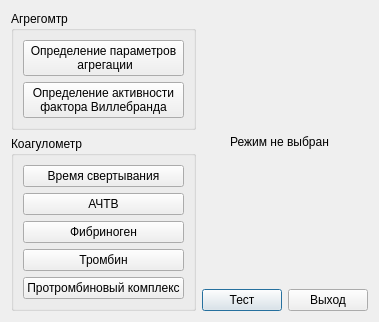
Old version of the form choisedialog/choisedialog.ui in the repository krang4d/Agrekola.
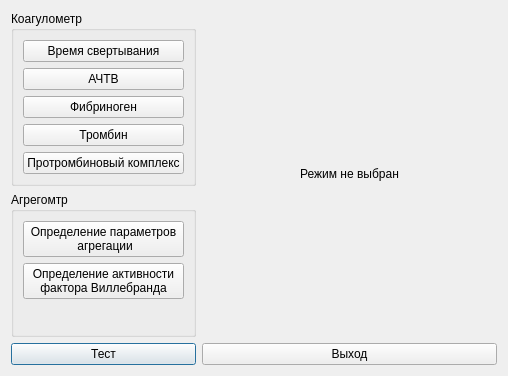
New version of the form. The open tabs and pages were chosen to show the change. Custom widgets are drawn as their Qt base class.

Commit message: add to choisedialog a calibration data

Diff of the .ui file:
```diff
--- a/choisedialog/choisedialog.ui
+++ b/choisedialog/choisedialog.ui
@@ -6,46 +6,32 @@
    <rect>
     <x>0</x>
     <y>0</y>
-    <width>345</width>
-    <height>303</height>
+    <width>508</width>
+    <height>376</height>
    </rect>
   </property>
   <property name="windowTitle">
    <string>Выбор режима</string>
   </property>
   <layout class="QGridLayout" name="gridLayout">
-   <item row="2" column="1">
-    <widget class="QPushButton" name="testButton">
-     <property name="text">
-      <string>Тест</string>
-     </property>
-     <property name="shortcut">
-      <string>Space</string>
-     </property>
-    </widget>
-   </item>
-   <item row="0" column="1" rowspan="2" colspan="2">
+   <item row="0" column="1" rowspan="2">
     <widget class="QStackedWidget" name="stackedWidget">
      <property name="currentIndex">
       <number>0</number>
      </property>
      <widget class="QWidget" name="page">
-      <widget class="QLabel" name="label">
-       <property name="geometry">
-        <rect>
-         <x>7</x>
-         <y>10</y>
-         <width>141</width>
-         <height>241</height>
-        </rect>
-       </property>
-       <property name="text">
-        <string>Режим не выбран</string>
-       </property>
-       <property name="alignment">
-        <set>Qt::AlignCenter</set>
-       </property>
-      </widget>
+      <layout class="QVBoxLayout" name="verticalLayout_3">
+       <item>
+        <widget class="QLabel" name="label">
+         <property name="text">
+          <string>Режим не выбран</string>
+         </property>
+         <property name="alignment">
+          <set>Qt::AlignCenter</set>
+         </property>
+        </widget>
+       </item>
+      </layout>
      </widget>
      <widget class="Agr1" name="page_2">
       <property name="enabled">
@@ -80,7 +66,17 @@
      <widget class="Ko5" name="page_8"/>
     </widget>
    </item>
-   <item row="2" column="2">
+   <item row="2" column="0">
+    <widget class="QPushButton" name="testButton">
+     <property name="text">
+      <string>Тест</string>
+     </property>
+     <property name="shortcut">
+      <string>Space</string>
+     </property>
+    </widget>
+   </item>
+   <item row="2" column="1">
     <widget class="QPushButton" name="exitButton">
      <property name="text">
       <string>Выход</string>
@@ -90,7 +86,63 @@
      </property>
     </widget>
    </item>
-   <item row="1" column="0" rowspan="2">
+   <item row="1" column="0">
+    <widget class="QGroupBox" name="groupAgregometr">
+     <property name="title">
+      <string>Агрегомтр</string>
+     </property>
+     <layout class="QVBoxLayout" name="verticalLayout">
+      <item>
+       <widget class="QPushButton" name="agr1Button">
+        <property name="sizePolicy">
+         <sizepolicy hsizetype="Minimum" vsizetype="Minimum">
+          <horstretch>0</horstretch>
+          <verstretch>0</verstretch>
+         </sizepolicy>
+        </property>
+        <property name="text">
+         <string>Определение параметров
+ агрегации</string>
+        </property>
+        <property name="shortcut">
+         <string>1</string>
+        </property>
+       </widget>
+      </item>
+      <item>
+       <widget class="QPushButton" name="agr2Button">
+        <property name="sizePolicy">
+         <sizepolicy hsizetype="Minimum" vsizetype="Minimum">
+          <horstretch>0</horstretch>
+          <verstretch>0</verstretch>
+         </sizepolicy>
+        </property>
+        <property name="text">
+         <string>Определение активности
+фактора Виллебранда</string>
+        </property>
+        <property name="shortcut">
+         <string>2</string>
+        </property>
+       </widget>
+      </item>
+      <item>
+       <spacer name="verticalSpacer">
+        <property name="orientation">
+         <enum>Qt::Vertical</enum>
+        </property>
+        <property name="sizeHint" stdset="0">
+         <size>
+          <width>20</width>
+          <height>40</height>
+         </size>
+        </property>
+       </spacer>
+      </item>
+     </layout>
+    </widget>
+   </item>
+   <item row="0" column="0">
     <widget class="QGroupBox" name="groupKoagulometr">
      <property name="title">
       <string>Коагулометр</string>
@@ -98,6 +150,12 @@
      <layout class="QVBoxLayout" name="verticalLayout_2">
       <item>
        <widget class="QPushButton" name="ko1Button">
+        <property name="sizePolicy">
+         <sizepolicy hsizetype="Minimum" vsizetype="Minimum">
+          <horstretch>0</horstretch>
+          <verstretch>0</verstretch>
+         </sizepolicy>
+        </property>
         <property name="text">
          <string>Время свертывания</string>
         </property>
@@ -108,6 +166,12 @@
       </item>
       <item>
        <widget class="QPushButton" name="ko2Button">
+        <property name="sizePolicy">
+         <sizepolicy hsizetype="Minimum" vsizetype="Minimum">
+          <horstretch>0</horstretch>
+          <verstretch>0</verstretch>
+         </sizepolicy>
+        </property>
         <property name="text">
          <string>АЧТВ</string>
         </property>
@@ -118,6 +182,12 @@
       </item>
       <item>
        <widget class="QPushButton" name="ko3Button">
+        <property name="sizePolicy">
+         <sizepolicy hsizetype="Minimum" vsizetype="Minimum">
+          <horstretch>0</horstretch>
+          <verstretch>0</verstretch>
+         </sizepolicy>
+        </property>
         <property name="text">
          <string>Фибриноген</string>
         </property>
@@ -128,6 +198,12 @@
       </item>
       <item>
        <widget class="QPushButton" name="ko4Button">
+        <property name="sizePolicy">
+         <sizepolicy hsizetype="Minimum" vsizetype="Minimum">
+          <horstretch>0</horstretch>
+          <verstretch>0</verstretch>
+         </sizepolicy>
+        </property>
         <property name="text">
          <string>Тромбин</string>
         </property>
@@ -138,6 +214,12 @@
       </item>
       <item>
        <widget class="QPushButton" name="ko5Button">
+        <property name="sizePolicy">
+         <sizepolicy hsizetype="Minimum" vsizetype="Minimum">
+          <horstretch>0</horstretch>
+          <verstretch>0</verstretch>
+         </sizepolicy>
+        </property>
         <property name="text">
          <string>Протромбиновый комплекс</string>
         </property>
@@ -149,37 +231,6 @@
      </layout>
     </widget>
    </item>
-   <item row="0" column="0">
-    <widget class="QGroupBox" name="groupAgregometr">
-     <property name="title">
-      <string>Агрегомтр</string>
-     </property>
-     <layout class="QVBoxLayout" name="verticalLayout">
-      <item>
-       <widget class="QPushButton" name="agr1Button">
-        <property name="text">
-         <string>Определение параметров
- агрегации</string>
-        </property>
-        <property name="shortcut">
-         <string>1</string>
-        </property>
-       </widget>
-      </item>
-      <item>
-       <widget class="QPushButton" name="agr2Button">
-        <property name="text">
-         <string>Определение активности
-фактора Виллебранда</string>
-        </property>
-        <property name="shortcut">
-         <string>2</string>
-        </property>
-       </widget>
-      </item>
-     </layout>
-    </widget>
-   </item>
   </layout>
  </widget>
  <customwidgets>
```
Left out of the diff: 2 changed lines with no effect on the pictures. The commit also changes 8 other files.
